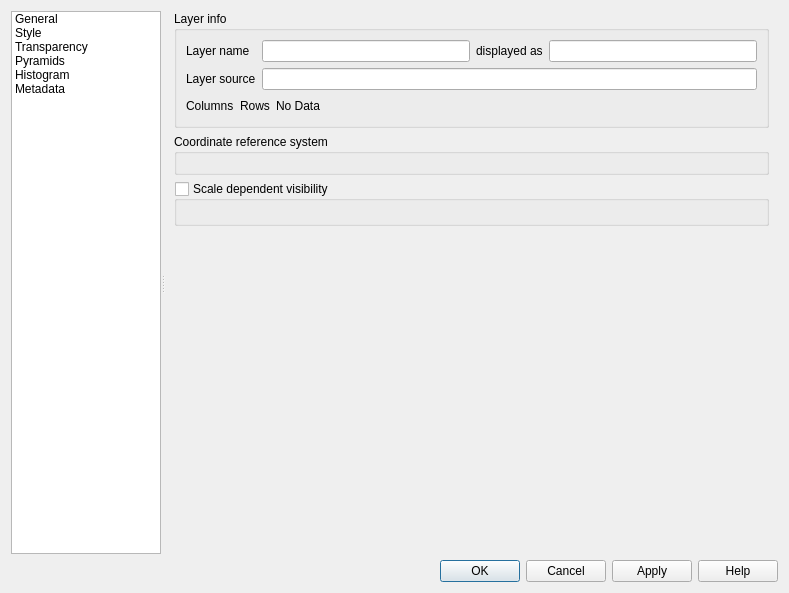
First picture: the form in src/ui/qgsrasterlayerpropertiesbase.ui, repository qgis/QGIS, before the edit.
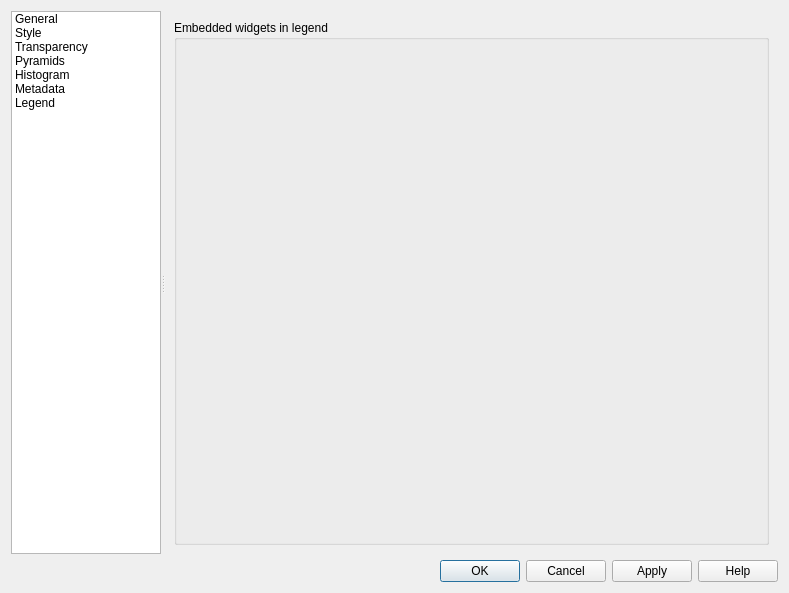
Second picture: the form after the edit. The open tabs and pages were chosen to show the change. Icons and pictures are not drawn. Custom widgets are drawn as their Qt base class.

Commit message: Integrate into layer dialogs, save in layer's properties

Diff of the .ui file:
```diff
--- a/src/ui/qgsrasterlayerpropertiesbase.ui
+++ b/src/ui/qgsrasterlayerpropertiesbase.ui
@@ -161,6 +161,15 @@
             <normaloff>:/images/themes/default/propertyicons/metadata.png</normaloff>:/images/themes/default/propertyicons/metadata.png</iconset>
           </property>
          </item>
+         <item>
+          <property name="text">
+           <string>Legend</string>
+          </property>
+          <property name="icon">
+           <iconset resource="../../images/images.qrc">
+            <normaloff>:/images/themes/default/legend.svg</normaloff>:/images/themes/default/legend.svg</iconset>
+          </property>
+         </item>
         </widget>
        </item>
       </layout>
@@ -229,8 +238,8 @@
                <rect>
                 <x>0</x>
                 <y>0</y>
-                <width>615</width>
-                <height>542</height>
+                <width>617</width>
+                <height>541</height>
                </rect>
               </property>
               <layout class="QVBoxLayout" name="verticalLayout_7">
@@ -2120,6 +2129,22 @@
            </item>
           </layout>
          </widget>
+         <widget class="QWidget" name="mOptsPage_Legend">
+          <layout class="QVBoxLayout" name="verticalLayout_18">
+           <item>
+            <widget class="QGroupBox" name="groupBox">
+             <property name="title">
+              <string>Embedded widgets in legend</string>
+             </property>
+             <layout class="QVBoxLayout" name="verticalLayout_17">
+              <item>
+               <widget class="QgsLayerTreeEmbeddedConfigWidget" name="mLegendConfigEmbeddedWidget" native="true"/>
+              </item>
+             </layout>
+            </widget>
+           </item>
+          </layout>
+         </widget>
         </widget>
        </item>
       </layout>
@@ -2169,34 +2194,40 @@
   </layout>
  </widget>
  <customwidgets>
-  <customwidget>
-   <class>QgsColorButtonV2</class>
-   <extends>QToolButton</extends>
-   <header>qgscolorbuttonv2.h</header>
-   <container>1</container>
-  </customwidget>
   <customwidget>
    <class>QgsCollapsibleGroupBox</class>
    <extends>QGroupBox</extends>
    <header>qgscollapsiblegroupbox.h</header>
    <container>1</container>
   </customwidget>
+  <customwidget>
+   <class>QgsProjectionSelectionWidget</class>
+   <extends>QWidget</extends>
+   <header>qgsprojectionselectionwidget.h</header>
+   <container>1</container>
+  </customwidget>
   <customwidget>
    <class>QgsScaleRangeWidget</class>
    <extends>QWidget</extends>
    <header>qgsscalerangewidget.h</header>
   </customwidget>
+  <customwidget>
+   <class>QgsLayerTreeEmbeddedConfigWidget</class>
+   <extends>QWidget</extends>
+   <header>qgslayertreeembeddedconfigwidget.h</header>
+   <container>1</container>
+  </customwidget>
+  <customwidget>
+   <class>QgsColorButtonV2</class>
+   <extends>QToolButton</extends>
+   <header>qgscolorbuttonv2.h</header>
+   <container>1</container>
+  </customwidget>
   <customwidget>
    <class>QgsBlendModeComboBox</class>
    <extends>QComboBox</extends>
    <header>qgsblendmodecombobox.h</header>
   </customwidget>
-  <customwidget>
-   <class>QgsProjectionSelectionWidget</class>
-   <extends>QWidget</extends>
-   <header location="global">qgsprojectionselectionwidget.h</header>
-   <container>1</container>
-  </customwidget>
  </customwidgets>
  <tabstops>
   <tabstop>mOptionsListWidget</tabstop>
```
Left out of the diff: 26 changed lines with no effect on the pictures. The commit also changes 11 other files.
